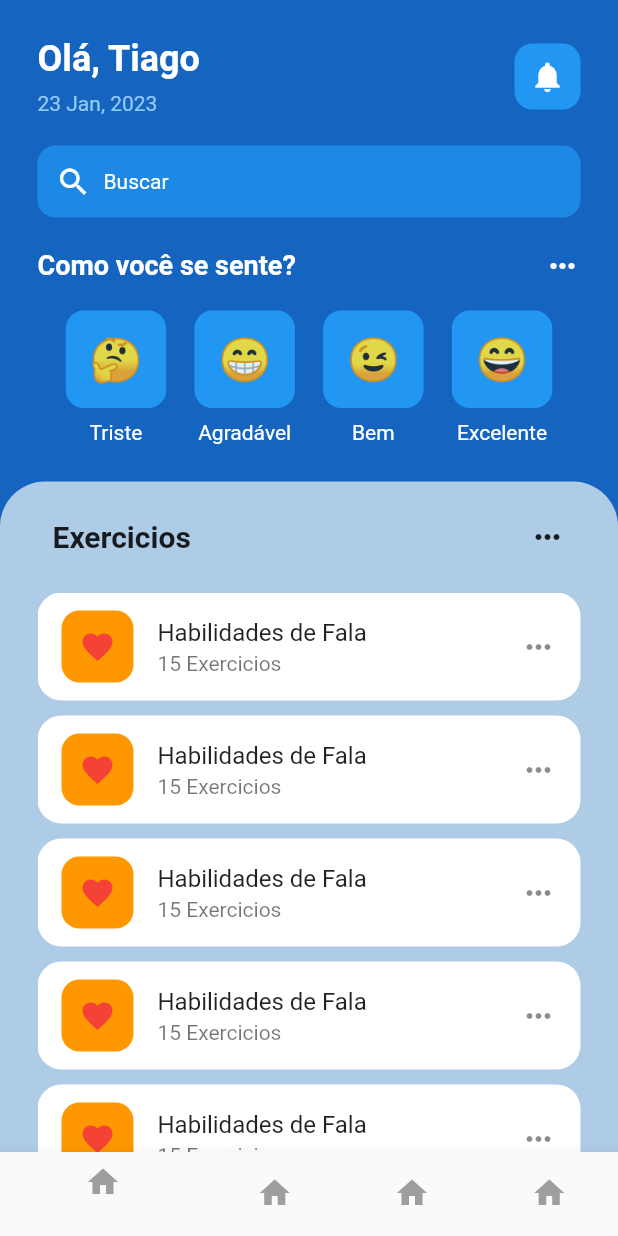
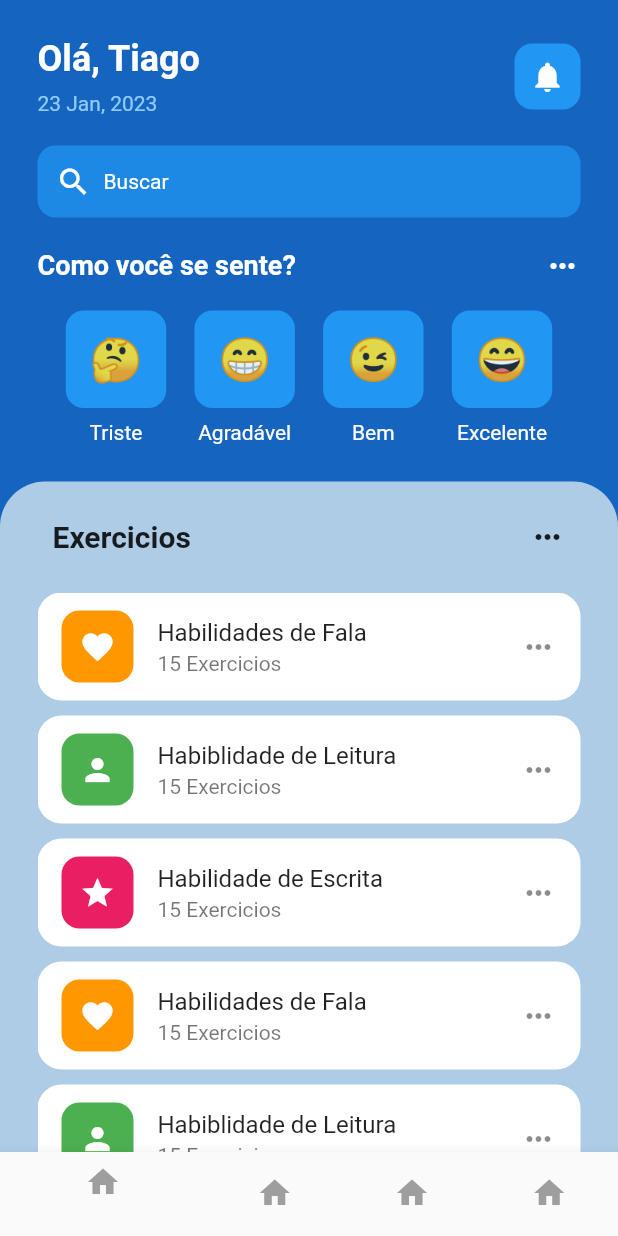
Before and after one commit to tiagoeborsanyi/mental_health_app, a Flutter app: the screen it shows after launch, on a phone screen of 412 x 824 dp. Run offline on Flutter 3.47's test engine with Material 2 defaults, Android fonts, the phone set to English and light mode, and no system bars.

Commit message:
finish homePage

```diff
--- a/lib/pages/home_page.dart
+++ b/lib/pages/home_page.dart
@@ -184,13 +184,37 @@ class _HomePageState extends State<HomePage> {
                       //lista de exercicios
                       Expanded(
                         child: ListView(
-                          children: [
-                            ExerciseTile(),
-                            ExerciseTile(),
-                            ExerciseTile(),
-                            ExerciseTile(),
-                            ExerciseTile(),
-                            ExerciseTile(),
+                          children: const [
+                            ExerciseTile(
+                              icon: Icons.favorite,
+                              color: Colors.orange,
+                              title: 'Habilidades de Fala',
+                            ),
+                            ExerciseTile(
+                              icon: Icons.person,
+                              color: Colors.green,
+                              title: 'Habiblidade de Leitura',
+                            ),
+                            ExerciseTile(
+                              icon: Icons.star,
+                              color: Colors.pink,
+                              title: 'Habilidade de Escrita',
+                            ),
+                            ExerciseTile(
+                              icon: Icons.favorite,
+                              color: Colors.orange,
+                              title: 'Habilidades de Fala',
+                            ),
+                            ExerciseTile(
+                              icon: Icons.person,
+                              color: Colors.green,
+                              title: 'Habiblidade de Leitura',
+                            ),
+                            ExerciseTile(
+                              icon: Icons.star,
+                              color: Colors.pink,
+                              title: 'Habilidade de Escrita',
+                            ),
                           ],
                         ),
                       ),
--- a/lib/util/exercise_title.dart
+++ b/lib/util/exercise_title.dart
@@ -1,7 +1,16 @@
 import 'package:flutter/material.dart';
 
 class ExerciseTile extends StatelessWidget {
-  const ExerciseTile({Key? key}) : super(key: key);
+  final IconData icon;
+  final Color color;
+  final String title;
+
+  const ExerciseTile({
+    Key? key,
+    required this.icon,
+    required this.color,
+    required this.title,
+  }) : super(key: key);
 
   @override
   Widget build(BuildContext context) {
@@ -15,15 +24,15 @@ class ExerciseTile extends StatelessWidget {
         leading: Container(
           padding: const EdgeInsets.all(12),
           decoration: BoxDecoration(
-            color: Colors.orange,
+            color: color,
             borderRadius: BorderRadius.circular(12),
           ),
           child: Icon(
-            Icons.favorite,
-            color: Colors.red.shade500,
+            icon,
+            color: Colors.white,
           ),
         ),
-        title: Text('Habilidades de Fala'),
+        title: Text(title),
         subtitle: Text('15 Exercicios'),
         trailing: Icon(Icons.more_horiz),
       ),
```
